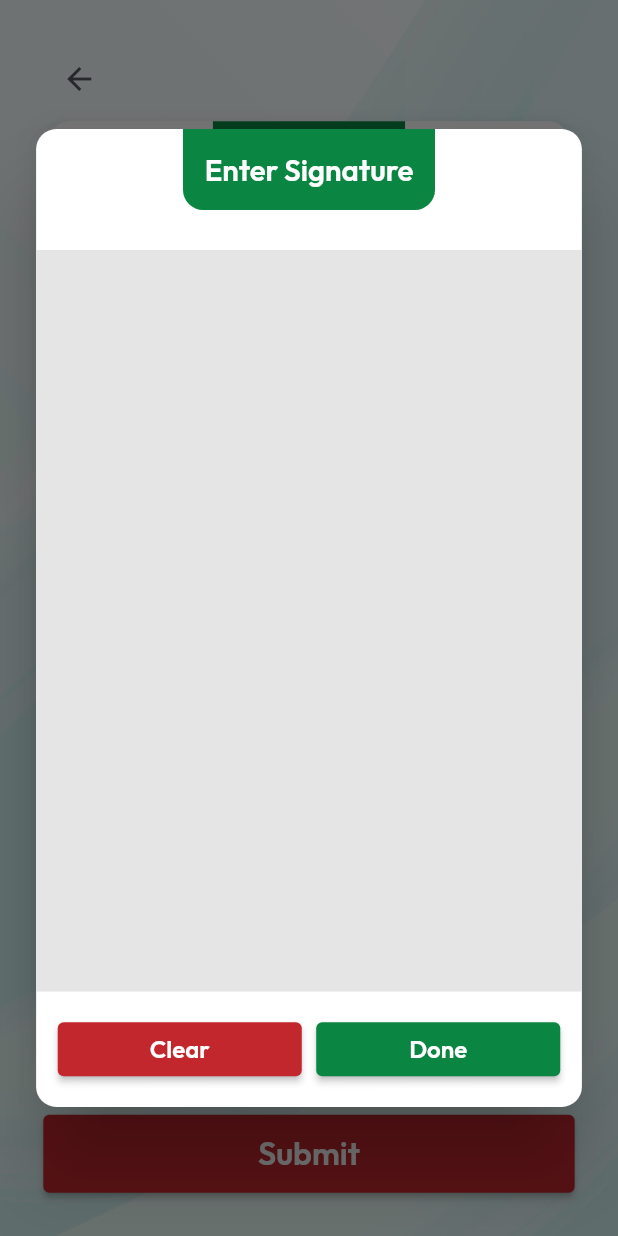
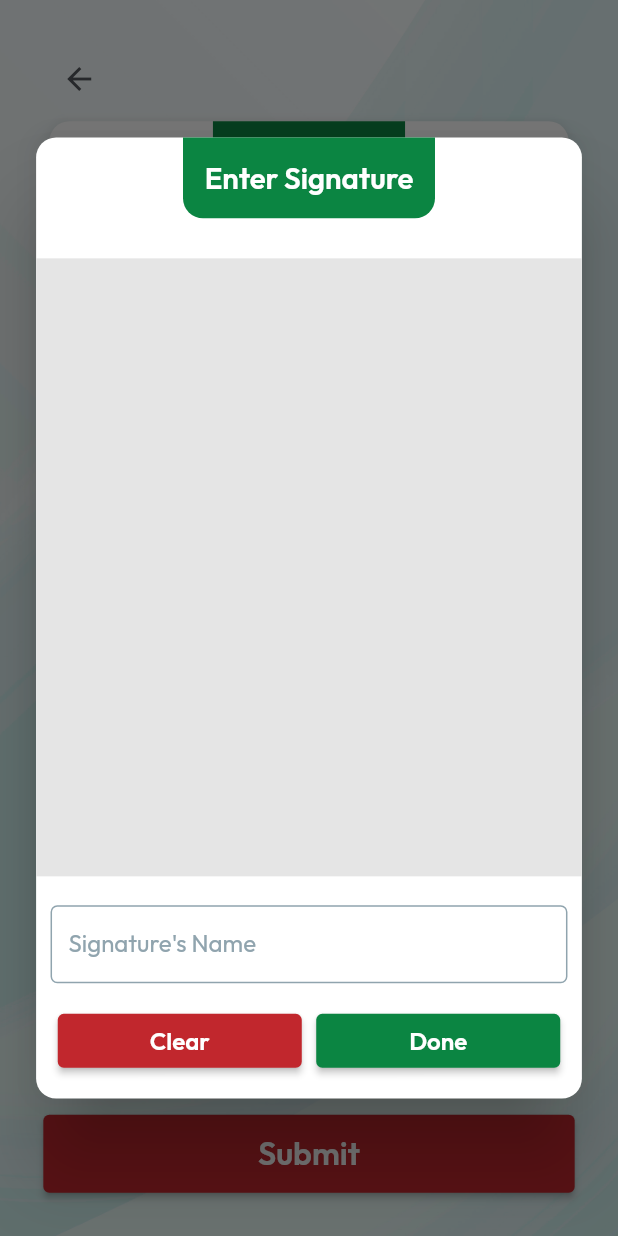
Before and after one commit to dnadawa/TOP, a Flutter app: the SingleTimesheet screen opened directly, after a tap on "Hospital Signature", on a phone screen of 412 x 824 dp. Run offline on Flutter 3.47's test engine with Material 2 defaults, Android fonts, the phone set to English and light mode, and no system bars; drawn by our look-alikes of signature; our stand-ins replace flutter_screenutil, fluttertoast, google_fonts, table_calendar.

Commit message:
Revision 1 for nurse ui

```diff
--- a/lib/main.dart
+++ b/lib/main.dart
@@ -4,6 +4,7 @@ import 'package:google_fonts/google_fonts.dart';
 import 'package:provider/provider.dart';
 import 'package:top/controllers/user_controller.dart';
 import 'package:top/views/log_in.dart';
+import 'package:top/views/my_shifts.dart';
 import 'package:top/views/page_selector.dart';
 import 'package:top/views/sign_up.dart';
 
--- a/lib/views/my_shifts.dart
+++ b/lib/views/my_shifts.dart
@@ -50,6 +50,8 @@ class MyShifts extends StatelessWidget {
                             suburb: 'Matara',
                             shiftType: "PM",
                             shiftTime: "13:00 to 23:53",
+                            shiftDate: 'Wednesday August 2',
+                            specialty: 'Speciality 1',
                             showAcceptButton: released,
                             showFrontStrip: true,
                           ),
--- a/lib/views/single_timesheet.dart
+++ b/lib/views/single_timesheet.dart
@@ -50,6 +50,8 @@ class SingleTimesheet extends StatelessWidget {
                               suburb: 'Matara',
                               shiftType: "PM",
                               shiftTime: "13:00 to 23:53",
+                              shiftDate: 'Wednesday August 2',
+                              specialty: 'Speciality 1',
                               showFrontStrip: true,
                             ),
                             SizedBox(height: 50.h),
@@ -102,6 +104,7 @@ class SingleTimesheet extends StatelessWidget {
                                   context: context,
                                   builder: (context) => SignaturePad(
                                     onComplete: (Uint8List? sign) {},
+                                    needSignName: true,
                                   ),
                                 ),
                                 color: Colors.green,
--- a/lib/views/timesheets.dart
+++ b/lib/views/timesheets.dart
@@ -44,6 +44,8 @@ class TimeSheets extends StatelessWidget {
                                       suburb: 'Matara',
                                       shiftType: "PM",
                                       shiftTime: "13:00 to 23:53",
+                                      shiftDate: 'Wednesday August 2',
+                                      specialty: 'Speciality 1',
                                       showBackStrip: true,
                                     ),
                                   ),
--- a/lib/widgets/shift_tile.dart
+++ b/lib/widgets/shift_tile.dart
@@ -10,6 +10,8 @@ class ShiftTile extends StatelessWidget {
   final String suburb;
   final String shiftType;
   final String shiftTime;
+  final String shiftDate;
+  final String specialty;
   final bool showFrontStrip;
   final bool showBackStrip;
   final Function? onAcceptButtonPressed;
@@ -23,7 +25,7 @@ class ShiftTile extends StatelessWidget {
     required this.shiftTime,
     this.showFrontStrip = false,
     this.showBackStrip = false,
-    this.onAcceptButtonPressed,
+    this.onAcceptButtonPressed, required this.specialty, required this.shiftDate,
   });
 
   @override
@@ -48,6 +50,7 @@ class ShiftTile extends StatelessWidget {
             padding: EdgeInsets.all(15.h),
             child: Column(
               children: [
+                //hospital
                 Row(
                   children: [
                     SizedBox(
@@ -68,6 +71,8 @@ class ShiftTile extends StatelessWidget {
                   ],
                 ),
                 SizedBox(height: 8.h),
+
+                //suburb
                 Row(
                   children: [
                     SizedBox(
@@ -88,6 +93,74 @@ class ShiftTile extends StatelessWidget {
                   ],
                 ),
                 SizedBox(height: 8.h),
+
+                //specialty
+                Row(
+                  children: [
+                    SizedBox(
+                      width: 80.w,
+                      child: Text(
+                        'Speciality',
+                        style: TextStyle(
+                          fontSize: 15.sp,
+                          fontWeight: FontWeight.w500,
+                        ),
+                      ),
+                    ),
+                    Text(
+                      specialty,
+                      style: GoogleFonts.sourceSansPro(
+                          fontSize: 15.sp, fontWeight: FontWeight.w400, color: kGreyText),
+                    ),
+                  ],
+                ),
+                SizedBox(height: 8.h),
+
+                //shift date
+                Row(
+                  children: [
+                    SizedBox(
+                      width: 80.w,
+                      child: Text(
+                        'Shift Date',
+                        style: TextStyle(
+                          fontSize: 15.sp,
+                          fontWeight: FontWeight.w500,
+                        ),
+                      ),
+                    ),
+                    Text(
+                      shiftDate,
+                      style: GoogleFonts.sourceSansPro(
+                          fontSize: 15.sp, fontWeight: FontWeight.w400, color: kGreyText),
+                    ),
+                  ],
+                ),
+                SizedBox(height: 8.h),
+
+                //shift time
+                Row(
+                  children: [
+                    SizedBox(
+                      width: 80.w,
+                      child: Text(
+                        'Shift Time',
+                        style: TextStyle(
+                          fontSize: 15.sp,
+                          fontWeight: FontWeight.w500,
+                        ),
+                      ),
+                    ),
+                    Text(
+                      shiftTime,
+                      style: GoogleFonts.sourceSansPro(
+                          fontSize: 15.sp, fontWeight: FontWeight.w400, color: kGreyText),
+                    ),
+                  ],
+                ),
+                SizedBox(height: 8.h),
+
+                //shift type
                 Row(
                   children: [
                     SizedBox(
@@ -107,26 +180,7 @@ class ShiftTile extends StatelessWidget {
                     ),
                   ],
                 ),
-                SizedBox(height: 8.h),
-                Row(
-                  children: [
-                    SizedBox(
-                      width: 80.w,
-                      child: Text(
-                        'Shift Time',
-                        style: TextStyle(
-                          fontSize: 15.sp,
-                          fontWeight: FontWeight.w500,
-                        ),
-                      ),
-                    ),
-                    Text(
-                      shiftTime,
-                      style: GoogleFonts.sourceSansPro(
-                          fontSize: 15.sp, fontWeight: FontWeight.w400, color: kGreyText),
-                    ),
-                  ],
-                ),
+
                 if (showAcceptButton) SizedBox(height: 30.h),
                 if (showAcceptButton)
                   SizedBox(
--- a/lib/widgets/signature_pad.dart
+++ b/lib/widgets/signature_pad.dart
@@ -5,12 +5,13 @@ import 'package:flutter_screenutil/flutter_screenutil.dart';
 import 'package:signature/signature.dart';
 import 'package:top/constants.dart';
 import 'package:top/widgets/button.dart';
+import 'package:top/widgets/input_filed.dart';
 
 class SignaturePad extends StatelessWidget {
+  final Function onComplete;
+  final bool needSignName;
 
-  final Function onComplete;
-
-  const SignaturePad({super.key, required this.onComplete});
+  const SignaturePad({super.key, required this.onComplete, this.needSignName = false});
 
   @override
   Widget build(BuildContext context) {
@@ -21,13 +22,12 @@ class SignaturePad extends StatelessWidget {
     );
 
     return AlertDialog(
-      shape: RoundedRectangleBorder(
-          borderRadius: BorderRadius.circular(15.r)
-      ),
+      shape: RoundedRectangleBorder(borderRadius: BorderRadius.circular(15.r)),
       contentPadding: EdgeInsets.zero,
       insetPadding: EdgeInsets.symmetric(horizontal: 25.w, vertical: 35.h),
       content: SizedBox(
         width: 1.sw,
+        child: SingleChildScrollView(
           child: Column(
             mainAxisSize: MainAxisSize.min,
             children: [
@@ -49,14 +49,23 @@ class SignaturePad extends StatelessWidget {
                 ),
               ),
               SizedBox(height: 30.h),
-
               Signature(
                 controller: controller,
                 width: double.infinity,
-              height: 0.6.sh,
+                height: 0.5.sh,
                 backgroundColor: kDisabledSecondary,
               ),
-
+              if (needSignName)
+                Padding(
+                  padding: EdgeInsets.only(
+                    top: 20.w,
+                    left: 10.w,
+                    right: 10.w,
+                  ),
+                  child: InputField(
+                    text: "Signature's Name",
+                  ),
+                ),
               Padding(
                 padding: EdgeInsets.all(15.w),
                 child: Row(
@@ -67,10 +76,11 @@ class SignaturePad extends StatelessWidget {
                       text: 'Clear',
                       fontSize: 18.sp,
                       padding: 5.h,
-                        onPressed: ()=>controller.clear(),
-                      )
+                      onPressed: () => controller.clear(),
+                    )),
+                    SizedBox(
+                      width: 10.w,
                     ),
-                  SizedBox(width: 10.w,),
                     Expanded(
                         child: Button(
                       color: kGreen,
@@ -82,14 +92,14 @@ class SignaturePad extends StatelessWidget {
                         onComplete(signBytes);
                         Navigator.pop(context);
                       },
-                      )
-                  ),
+                    )),
                   ],
                 ),
               )
             ],
           ),
         ),
+      ),
     );
   }
 }
```
Also changed, not shown: lib/views/log_in.dart (+21 -2 lines), lib/views/sign_up.dart (+21 -2 lines). Lines whose indentation alone changed are shown as unchanged.
